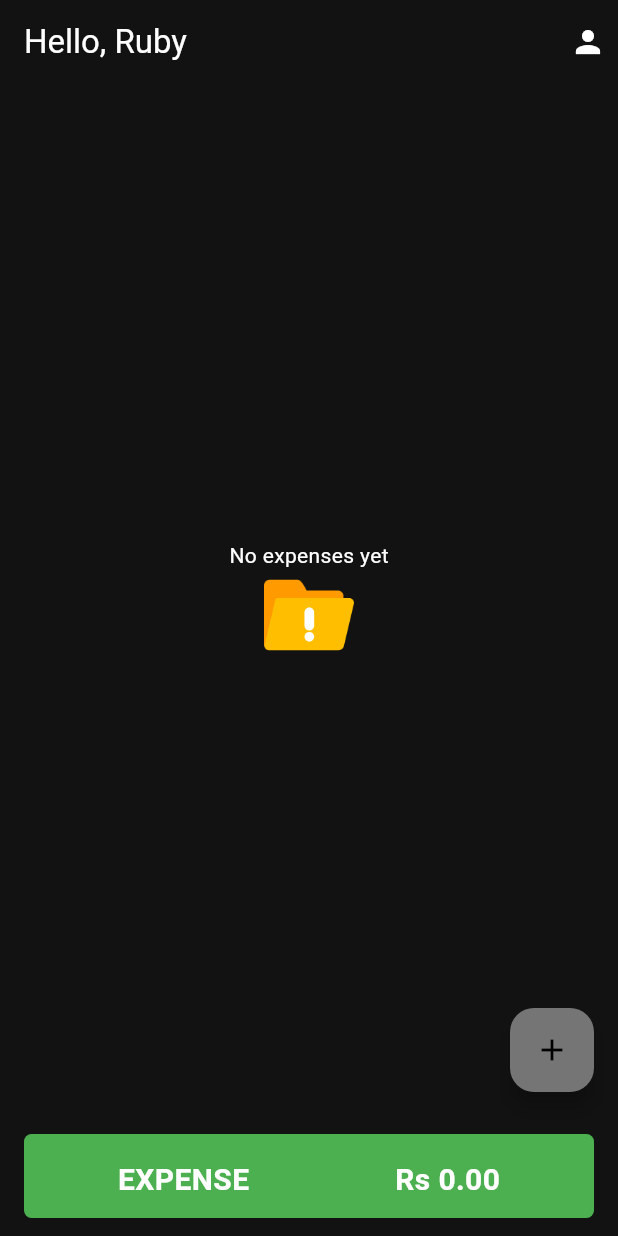
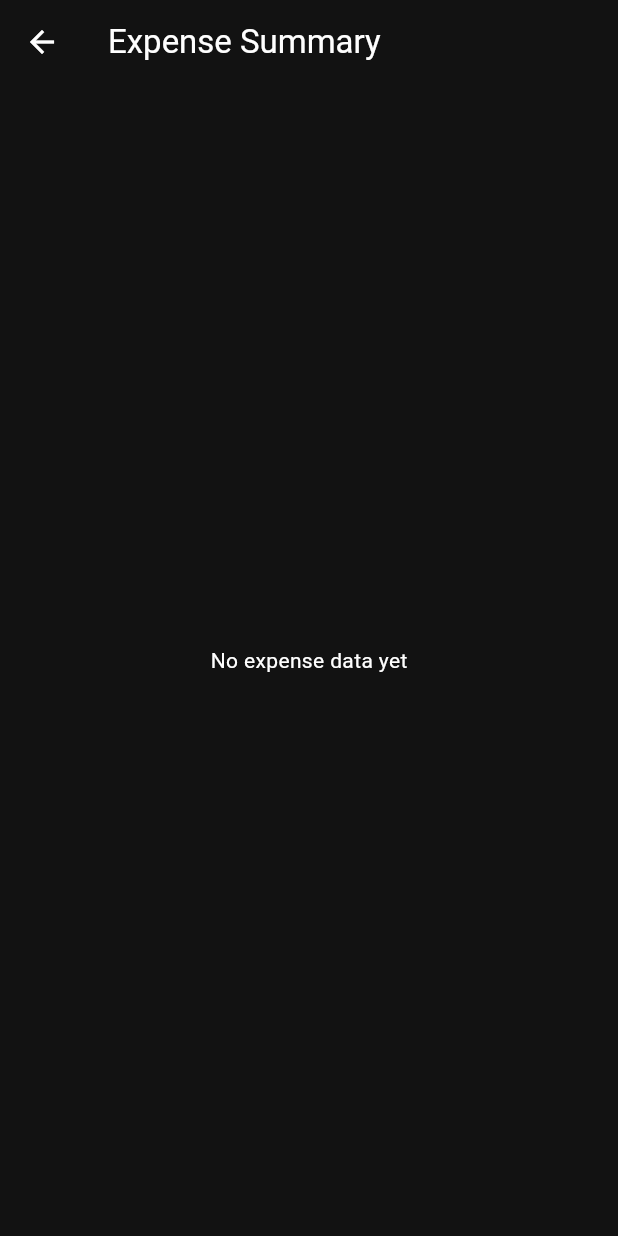
Before and after one commit to ruby222001/Expense_Tracker, a Flutter app: the MyHomePage screen opened directly, after a tap on the "person" icon, on a phone screen of 412 x 824 dp. Run offline on Flutter 3.47's test engine with Material 3 defaults, Android fonts, the light colour scheme and no system bars; our stand-ins replace get, hive, hive_flutter, local_auth, package_info_plus, pie_chart; missing offline and left inert: new_version_plus, store_redirect; accounts and stored records are empty.

Commit message:
feat: detail page

```diff
--- a/lib/homepage.dart
+++ b/lib/homepage.dart
@@ -3,8 +3,10 @@
 import 'package:hive_practise/components/income_expense.dart';
 import 'package:hive_practise/controller/app_controller.dart';
 import 'package:hive_practise/page/add_expense.dart';
+import 'package:hive_practise/page/expense_deatil_page.dart';
 import 'package:hive_practise/page/expense_tile.dart';
 import 'package:hive_practise/theme/settings.dart';
+import 'package:pie_chart/pie_chart.dart';
 
 class MyHomePage extends StatelessWidget {
   MyHomePage({super.key});
@@ -14,7 +16,7 @@
   Widget build(BuildContext context) {
     return Scaffold(
       appBar: AppBar(
-        title: Text("Hello, Ruby"),
+        title: Text("Expense Tracker"),
         actions: [
           // GestureDetector(
           //     onTap: () {
@@ -23,7 +25,7 @@
           //     child: Icon(Icons.settings)),
           GestureDetector(
               onTap: () {
-                // Get.to(() => Settings());
+                Get.to(() => ExpenseSummaryPage());
               },
               child: Padding(
                 padding: const EdgeInsets.all(8.0),
@@ -51,8 +53,43 @@
           ),
         ),
       ),
-      body: Column(
+      body: Padding(
+        padding: const EdgeInsets.all(16.0),
+        child: Column(
+          crossAxisAlignment: CrossAxisAlignment.start,
           children: [
+            Text('Pie Chart',
+                style: TextStyle(fontSize: 15, fontWeight: FontWeight.bold)),
+            // Inside body:
+            Obx(() {
+              if (controller.expensesByCategory.isEmpty) {
+                return Padding(
+                  padding: const EdgeInsets.all(20.0),
+                  child: Center(child: Text("No data for chart")),
+                );
+              }
+
+              return Padding(
+                padding: const EdgeInsets.all(20.0),
+                child: PieChart(
+                  dataMap: controller.expensesByCategory,
+                  animationDuration: Duration(milliseconds: 800),
+                  chartRadius: MediaQuery.of(context).size.width / 2.2,
+                  chartType: ChartType.disc,
+                  legendOptions: LegendOptions(
+                    legendPosition: LegendPosition.right,
+                    showLegendsInRow: false,
+                    legendTextStyle: TextStyle(fontWeight: FontWeight.bold),
+                  ),
+                  chartValuesOptions: ChartValuesOptions(
+                    showChartValueBackground: true,
+                    showChartValues: true,
+                    decimalPlaces: 1,
+                  ),
+                ),
+              );
+            }),
+
             Expanded(
               child: Obx(
                 () => controller.allExpenses.isEmpty
@@ -96,6 +133,7 @@
             ),
           ],
         ),
+      ),
     );
   }
 }
--- a/lib/main.dart
+++ b/lib/main.dart
@@ -4,6 +4,7 @@
 import 'package:hive_flutter/hive_flutter.dart';
 import 'package:hive_practise/homepage.dart';
 import 'package:hive_practise/page/splash_page.dart';
+import 'package:hive_practise/services/version_helper.dart';
 import 'package:hive_practise/theme/theme.dart';
 
 void main() async {
@@ -13,9 +14,20 @@
   runApp(MyApp());
 }
 
-class MyApp extends StatelessWidget {
+class MyApp extends StatefulWidget {
   MyApp({super.key});
+
+  @override
+  State<MyApp> createState() => _MyAppState();
+}
+
+class _MyAppState extends State<MyApp> {
   final controller = Get.put(ThemeController());
+  @override
+  void initState() {
+    super.initState();
+    VersionHelper.basicStatusCheck();
+  }
 
   @override
   Widget build(BuildContext context) {
--- a/lib/page/add_expense_controller.dart
+++ b/lib/page/add_expense_controller.dart
@@ -9,4 +9,5 @@
   DateTime selectedDate = DateTime.now();
 
   final List<String> tags = ['Food', 'Travel', 'Shopping', 'Other'];
+
 }
--- /dev/null
+++ b/lib/page/expense_deatil_page.dart
@@ -0,0 +1,87 @@
+import 'package:flutter/material.dart';
+import 'package:get/get.dart';
+import 'package:hive_practise/controller/app_controller.dart';
+
+class ExpenseSummaryPage extends StatefulWidget {
+  const ExpenseSummaryPage({super.key});
+
+  @override
+  State<ExpenseSummaryPage> createState() => _ExpenseSummaryPageState();
+}
+
+class _ExpenseSummaryPageState extends State<ExpenseSummaryPage> {
+  final controller = Get.find<AppController>();
+  final RxSet<String> expandedMonths = <String>{}.obs; // for hide/show toggle
+
+  @override
+  Widget build(BuildContext context) {
+    return Scaffold(
+      appBar: AppBar(title: const Text("Expense Summary")),
+      body: Obx(() {
+        if (controller.allExpenses.isEmpty) {
+          return const Center(child: Text("No expense data yet"));
+        }
+
+        return ListView(
+          children: [
+            const SizedBox(height: 10),
+            Text("📅 Monthly Summary",
+                style: TextStyle(fontSize: 18, fontWeight: FontWeight.bold),
+                textAlign: TextAlign.center),
+            ...controller.expensesByMonth.entries.map((entry) {
+              final monthKey = entry.key;
+              final total = entry.value;
+              final isExpanded = expandedMonths.contains(monthKey);
+
+              return Card(
+                margin: const EdgeInsets.all(8),
+                child: ExpansionTile(
+                  title: Text(
+                    "$monthKey → Rs ${total.toStringAsFixed(2)}",
+                    style: const TextStyle(fontWeight: FontWeight.bold),
+                  ),
+                  initiallyExpanded: isExpanded,
+                  onExpansionChanged: (expanded) {
+                    if (expanded) {
+                      expandedMonths.add(monthKey);
+                    } else {
+                      expandedMonths.remove(monthKey);
+                    }
+                  },
+                  children: [
+                    ...controller.getExpensesForMonth(monthKey).map((item) {
+                      return ListTile(
+                        title: Text(item['expense'] ?? ""),
+                        subtitle: Text(
+                          "Tag: ${item['tag']} | Date: ${item['date']}",
+                          style: TextStyle(color: Colors.grey[600]),
+                        ),
+                        trailing: Text(
+                          "Rs ${item['price']}",
+                          style: TextStyle(
+                              fontWeight: FontWeight.bold, color: Colors.red),
+                        ),
+                      );
+                    }),
+                  ],
+                ),
+              );
+            }).toList(),
+            const Divider(),
+            const SizedBox(height: 10),
+            Text("📆 Yearly Summary",
+                style: TextStyle(fontSize: 18, fontWeight: FontWeight.bold),
+                textAlign: TextAlign.center),
+            ...controller.expensesByYear.entries.map((entry) {
+              return ListTile(
+                leading: Icon(Icons.calendar_today, color: Colors.blue),
+                title: Text("Year ${entry.key}"),
+                trailing: Text("Rs ${entry.value.toStringAsFixed(2)}"),
+              );
+            }).toList(),
+          ],
+        );
+      }),
+    );
+  }
+}
--- a/lib/page/expense_tile.dart
+++ b/lib/page/expense_tile.dart
@@ -48,7 +48,7 @@
     final tag = item['tag'] ?? 'Other';
 
     return Container(
-      margin: const EdgeInsets.symmetric(horizontal: 12, vertical: 12),
+      margin: const EdgeInsets.symmetric(horizontal: 2, vertical: 12),
       padding: const EdgeInsets.only(left: 15, right: 5, top: 5, bottom: 5),
       decoration: BoxDecoration(
         color: Colors.black,
--- a/pubspec.yaml
+++ b/pubspec.yaml
@@ -41,6 +41,11 @@
   intl: ^0.20.2
   local_auth: ^2.3.0
   fl_chart: ^0.71.0
+  pie_timer: ^1.4.1
+  pie_chart: ^5.4.0
+  new_version_plus: ^0.1.0
+  upgrader: ^12.1.0
+  store_redirect: ^2.0.4
 
 dev_dependencies:
   flutter_test:
```
Also changed, not shown: lib/controller/app_controller.dart (+92 -14 lines), lib/controller/splash_controller.dart (+6 -10 lines), lib/page/splash_page.dart (+26 -11 lines), lib/services/version_helper.dart (added, +119 -0 lines), assets/images/expense.png (added), assets/images/expense1.jpg (added), pubspec.lock, 6 other files. Lines whose indentation alone changed are shown as unchanged.
